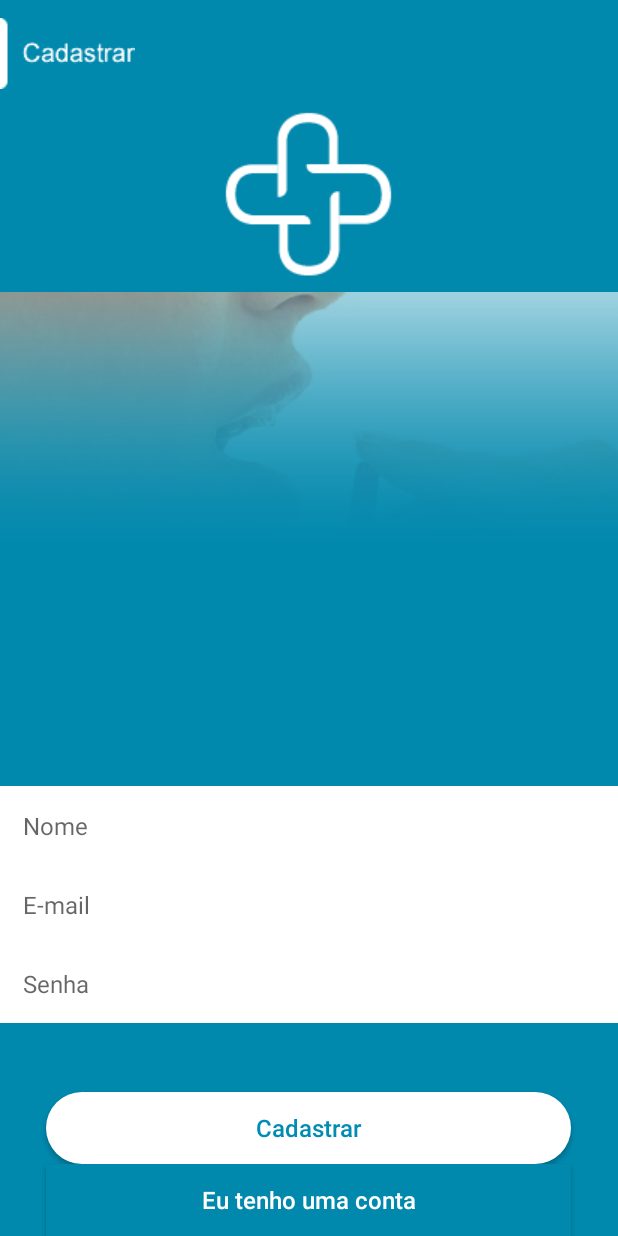
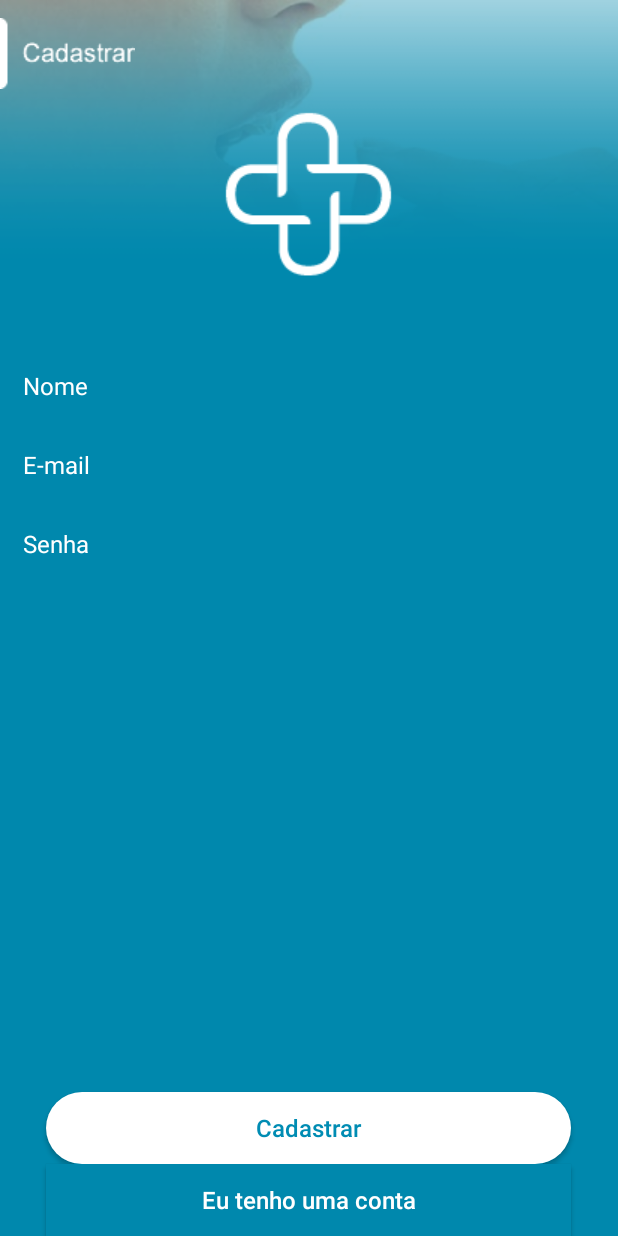
Before and after one commit to kevynwar1/Posologia, an Android app: the CadastroActivity screen opened directly, with no data from a screen before it, on a phone screen of 412 x 824 dp. Run offline under Robolectric (Android 15) with nearby library versions, the phone set to English and light mode, and no system bars.

Commit message:
Correção Linguagem / Design de Tela

```diff
--- a/Posologia/app/src/main/res/layout/activity_cadastro.xml
+++ b/Posologia/app/src/main/res/layout/activity_cadastro.xml
@@ -13,9 +13,7 @@
         android:id="@+id/topImage"
         android:layout_width="match_parent"
         android:layout_height="200dp"
-        android:layout_above="@+id/edtNome"
         android:layout_alignParentStart="true"
-        android:layout_marginBottom="129dp"
         android:scaleType="centerCrop"
         app:srcCompat="@drawable/header" />
 
@@ -23,33 +21,33 @@
         android:id="@+id/edtEmail"
         android:layout_width="match_parent"
         android:layout_height="wrap_content"
-        android:layout_above="@+id/edtSenha"
-        android:layout_alignParentStart="true"
-        android:layout_marginBottom="0dp"
-        android:background="#FFF"
+        android:background="#0088AD"
         android:ems="10"
         android:fontFamily="sans-serif"
         android:hint="@string/lbl_email"
         android:inputType="textEmailAddress"
         android:padding="15dp"
-        android:textColor="#000"
-        android:textSize="16dp" />
+        android:textColor="#FFF"
+        android:textColorHint="#FFF"
+        android:textSize="16dp"
+        android:layout_below="@+id/edtNome"
+        android:layout_alignParentStart="true" />
 
     <EditText
         android:id="@+id/edtSenha"
         android:layout_width="match_parent"
         android:layout_height="wrap_content"
-        android:layout_above="@+id/btnCadastrar"
-        android:layout_alignParentStart="true"
-        android:layout_marginBottom="46dp"
-        android:background="#FFF"
+        android:background="#0088AD"
         android:ems="10"
         android:fontFamily="sans-serif"
         android:hint="@string/lbl_senha"
         android:inputType="textPassword"
         android:padding="15dp"
-        android:textColor="#000"
-        android:textSize="16dp" />
+        android:textColor="#FFF"
+        android:textColorHint="#FFF"
+        android:textSize="16dp"
+        android:layout_below="@+id/edtEmail"
+        android:layout_alignParentStart="true" />
 
     <Button
         android:id="@+id/btnCadastrar"
@@ -67,15 +65,16 @@
     <EditText
         android:id="@+id/edtNome"
         style="@style/EdtForm"
-        android:layout_above="@+id/edtEmail"
-        android:layout_alignParentStart="true"
-        android:layout_marginBottom="0dp"
-        android:background="#FFF"
+        android:background="#0088AD"
         android:fontFamily="sans-serif"
         android:hint="@string/lbl_nome"
         android:padding="15dp"
-        android:textColor="#000000"
-        android:textSize="16dp" />
+        android:textColor="#FFF"
+        android:textColorHint="#FFF"
+        android:textSize="16dp"
+        android:layout_below="@+id/logotipo"
+        android:layout_alignParentStart="true"
+        android:layout_marginTop="30dp" />
 
     <ImageView
         android:id="@+id/logotipo"
--- a/Posologia/app/src/main/res/layout/activity_login.xml
+++ b/Posologia/app/src/main/res/layout/activity_login.xml
@@ -74,8 +74,9 @@
         android:textSize="16dp"
         android:fontFamily="sans-serif"
         android:layout_below="@+id/logotipo"
-        android:layout_alignParentStart="true"
-        android:layout_marginTop="31dp" />
+        android:layout_marginTop="30dp"
+        android:layout_toEndOf="@+id/imageView2"
+        android:layout_alignParentStart="true" />
 
     <EditText
         android:id="@+id/edtLSenha"
@@ -90,6 +91,6 @@
         android:background="#FFF"
         android:textSize="16dp"
         android:layout_below="@+id/edtLEmail"
-        android:layout_alignParentStart="true" />
+        android:layout_alignStart="@+id/edtLEmail" />
 
 </RelativeLayout>
--- a/Posologia/app/src/main/res/values/strings.xml
+++ b/Posologia/app/src/main/res/values/strings.xml
@@ -10,7 +10,7 @@
     <string name="app_title_pessoa">Entrar</string>
     <string name="app_title_pessoa_new">Cadastro de Usuário</string>
     <string name="app_title_posologia_new">Cadastro de Posologia</string>
-    <string name="app_title_mapas">Poso Maps</string>
+    <string name="app_title_mapas">Mapa Posologia</string>
 
     <string name="btn_cadastrar">Cadastrar</string>
     <string name="btn_entrar">Entrar</string>
@@ -50,7 +50,7 @@
     <string name="lbl_vezes_dia">Vezes ao Dia</string>
     <string name="lbl_de">De:</string>
     <string name="lbl_sql">Error do SQL</string>
-    <string name="lbl_antibioticos">Antibioticos</string>
+    <string name="lbl_antibioticos">Antibióticos</string>
     <string name="lbl_antiinflamatorio">AntiInflamatorio</string>
     <string name="lbl_analgesico">Analgésico</string>
     <string name="lbl_outros">Outros</string>
@@ -65,7 +65,7 @@
     <string name="observacoes">Observações</string>
     <string name="salvar_medicamento">Salvar</string>
     <string name="excluir_medicamento">Excluir</string>
-    <string name="title_activity_maps">Map</string>
+    <string name="title_activity_maps">Mapa</string>
 
     <string name="erro_lista_medicamento">Error no click da lista Medicamento</string>
     <string name="erro_lista_posologia">Error no click da Lista Posologia</string>
@@ -79,5 +79,8 @@
     <string name="sim">Sim</string>
     <string name="nao">Não</string>
     <string name="alterar">Alterar</string>
+    <string name="lbl_Foto">Tirar Foto</string>
+    <string name="lbl_Observacao">Comentários</string>
+    <string name="home_body">Este aplicativo irá ajudá-lo com os medicamentos e doses que você precisa administrar, e você pode criar vários perfis.</string>
 
 </resources>
```
Also changed, not shown: 1 other file.
